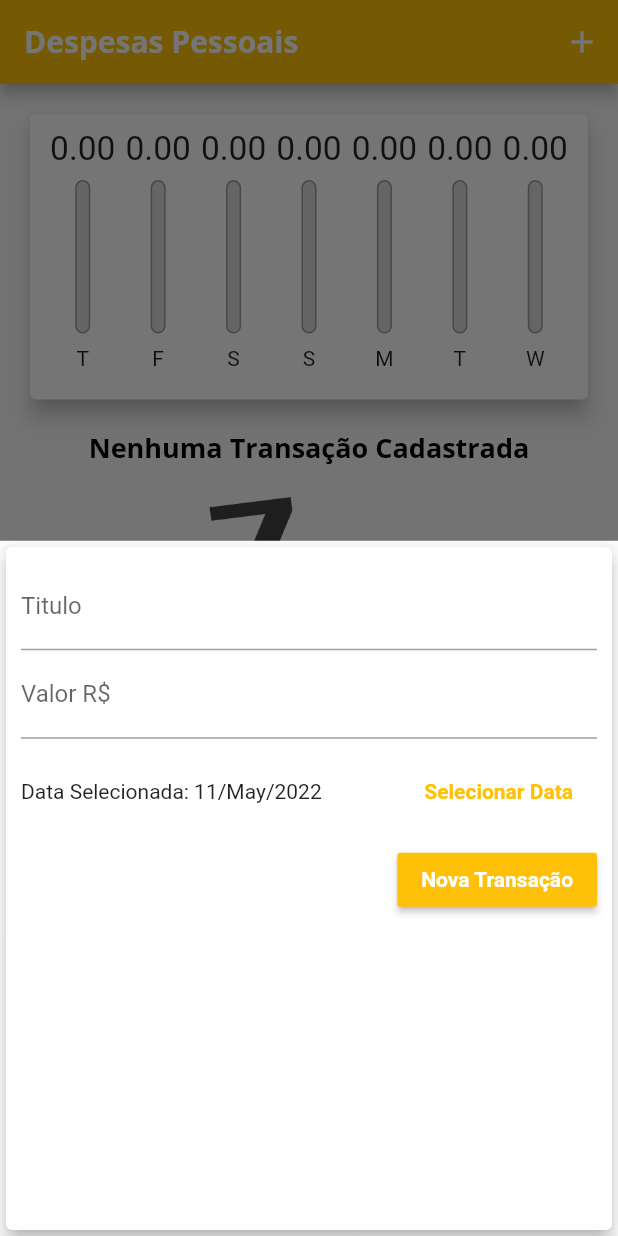
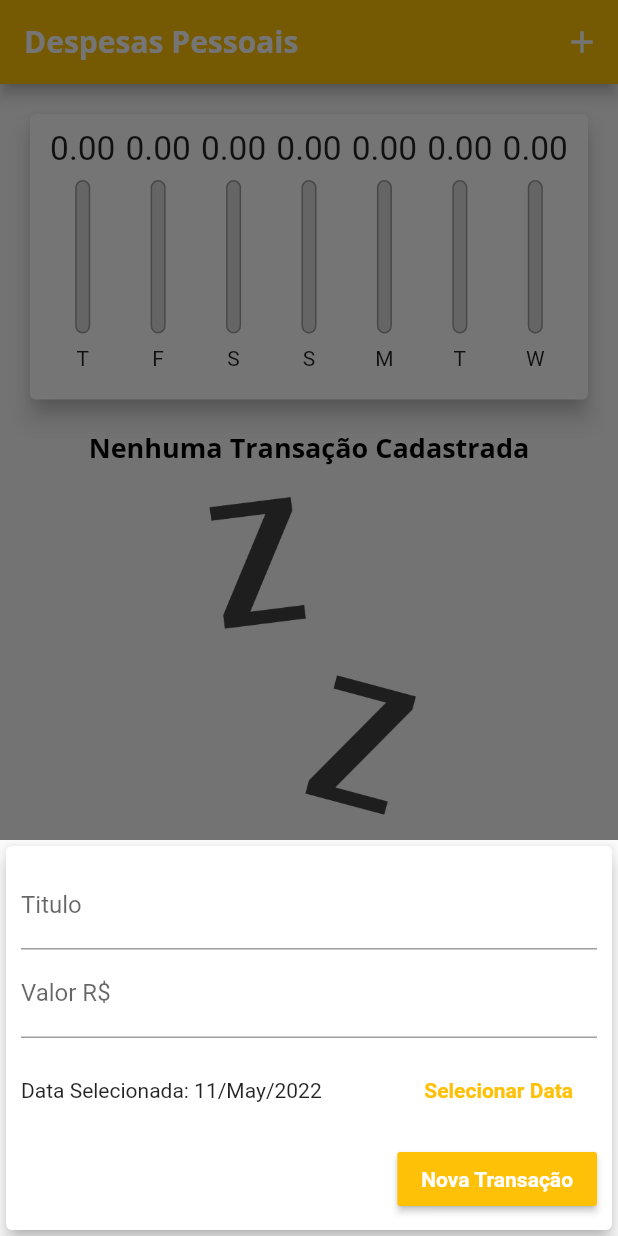
Before and after one commit to LucasWMedeiros/ProjetoGastosPessoais, a Flutter app: the screen it shows after launch, after a tap on the "add" icon, on a phone screen of 412 x 824 dp. Run offline on Flutter 3.47's test engine with Material 2 defaults, Android fonts, the phone set to English and light mode, and no system bars; missing offline and left inert: dart:ffi.

Commit message:
corrigindo responsividade de transaction_form

```diff
--- a/lib/componentes/transaction_form.dart
+++ b/lib/componentes/transaction_form.dart
@@ -46,10 +46,18 @@ class _TransactionFormState extends State<TransactionForm> {
 
   @override
   Widget build(BuildContext context) {
-    return Card(
+    double bottomPading = MediaQuery.of(context).viewInsets.bottom;
+    print(MediaQuery.of(context).viewInsets.bottom);
+    return SingleChildScrollView(
+      child: Card(
           elevation: 5,
           child: Padding(
-          padding: const EdgeInsets.all(10),
+            padding: EdgeInsets.only(
+              top: 10,
+              right: 10,
+              left: 10,
+              bottom: 10 +  MediaQuery.of(context).viewInsets.bottom
+              ),
             child: Column(
               // ignore: prefer_const_literals_to_create_immutables
               children: [
@@ -100,6 +108,7 @@ class _TransactionFormState extends State<TransactionForm> {
                 ),
               ],
             ),
-        ));
+          )),
+    );
   }
 }
```
Lines whose indentation alone changed are shown as unchanged.
